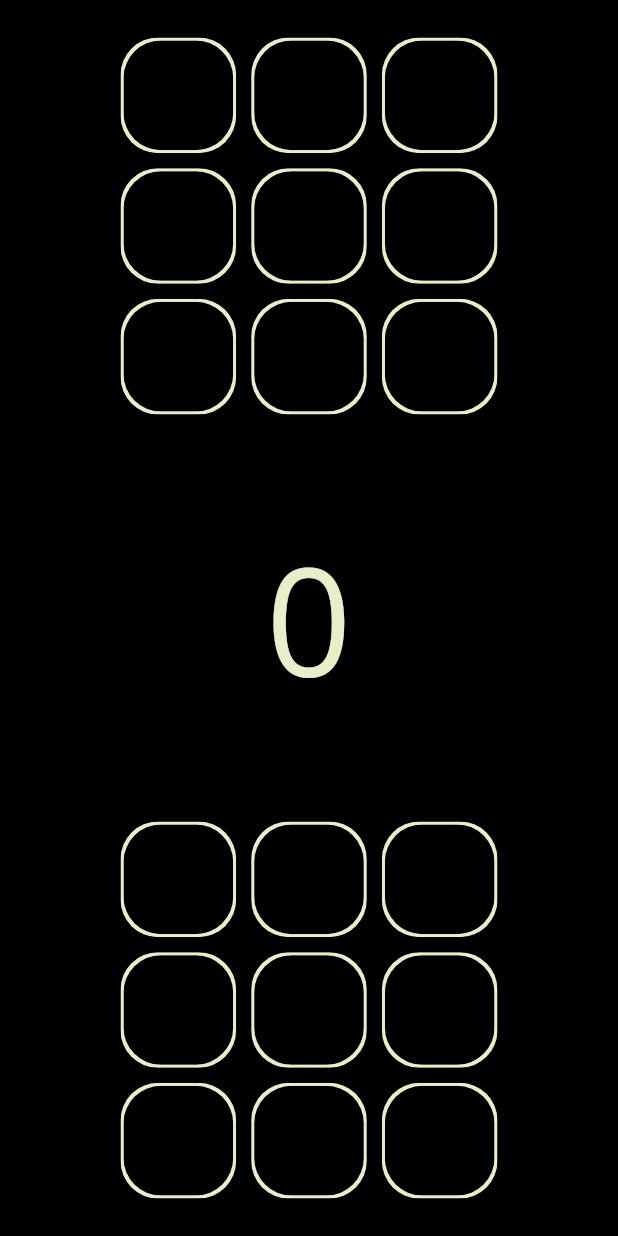
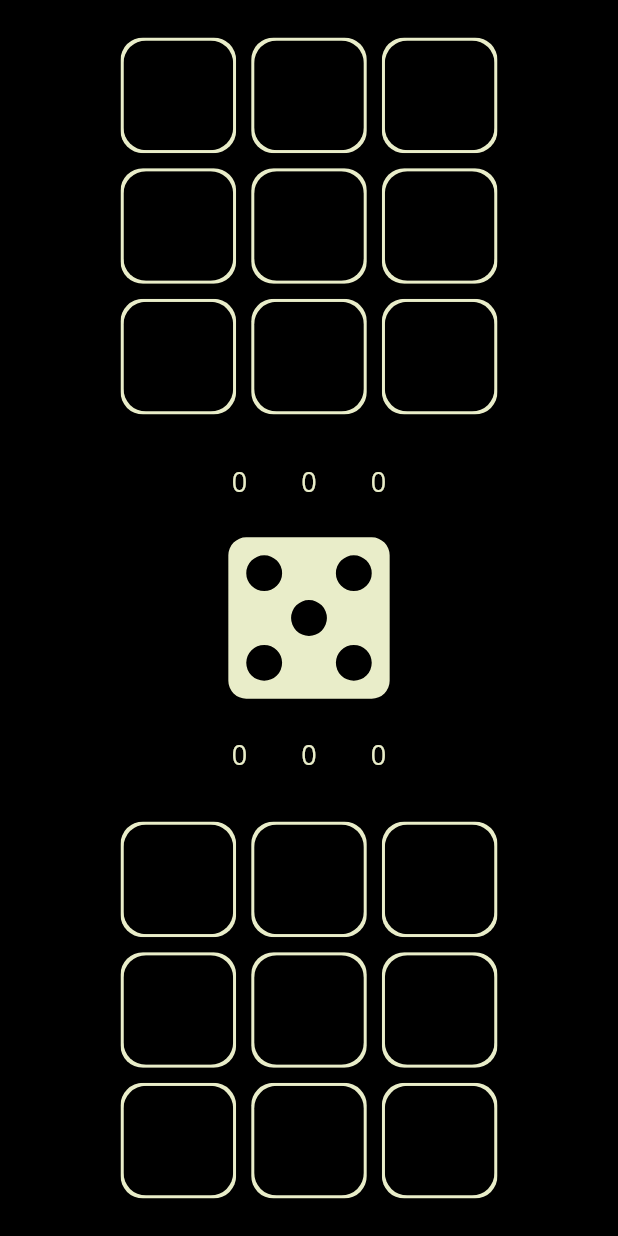
Before and after one commit to Leung-Kam-Ho/KamHo-Web, a Flutter app: the screen it shows after launch, on a phone screen of 412 x 824 dp. Run offline on Flutter 3.47's test engine with Material 2 defaults, Android fonts, the phone set to English and light mode, and no system bars; our stand-ins replace firebase_core, firebase_database, flutter_svg; accounts and stored records are empty.

Commit message:
added score board and basic game rule

```diff
--- a/lib/DiceGrid.dart
+++ b/lib/DiceGrid.dart
@@ -3,11 +3,16 @@ import 'package:flutter/material.dart';
 
 class DiceGrid extends StatefulWidget {
   const DiceGrid(
-      {Key? key, required this.grid, required this.turn, this.reverse = false})
+      {Key? key,
+      required this.flip,
+      required this.grid,
+      required this.turn,
+      required this.clickOn})
       : super(key: key);
   final List grid;
   final bool turn;
-  final bool? reverse;
+  final bool flip;
+  final Function(int) clickOn;
 
   @override
   _DiceGridState createState() => _DiceGridState();
@@ -20,14 +25,15 @@ class _DiceGridState extends State<DiceGrid> {
     return Flexible(
       flex: 1,
       child: Center(
+        child: Transform(
+          alignment: Alignment.center,
+          transform:
+              widget.flip ? Matrix4.rotationX(3.14) : Matrix4.rotationX(0),
           child: Container(
             color: widget.turn
-              ? Theme.of(context).canvasColor//Theme.of(context).primaryColor
+                ? Theme.of(context).canvasColor //Theme.of(context).primaryColor
                 : Theme.of(context).canvasColor,
-          child: Row(
-
-            mainAxisAlignment: MainAxisAlignment.center,
-            children: [
+            child: Row(mainAxisAlignment: MainAxisAlignment.center, children: [
               for (int i = 0; i < 3; i++)
                 Expanded(
                   child: MouseRegion(
@@ -41,8 +47,11 @@ class _DiceGridState extends State<DiceGrid> {
                           isHover[i] = false;
                         });
                       },
+                      child: GestureDetector(
+                        onTap: () => widget.clickOn(i),
                         child: ClipRRect(
-                      borderRadius: const BorderRadius.all(Radius.circular(25)),
+                          borderRadius:
+                              const BorderRadius.all(Radius.circular(15)),
                           child: AnimatedContainer(
                             duration: const Duration(milliseconds: 100),
                             color: isHover[i]
@@ -62,11 +71,13 @@ class _DiceGridState extends State<DiceGrid> {
                               ),
                             ),
                           ),
+                        ),
                       )),
                 )
             ]),
           ),
         ),
+      ),
     );
   }
 }
--- a/lib/Game.dart
+++ b/lib/Game.dart
@@ -11,30 +11,91 @@ class Game extends StatefulWidget {
 }
 
 class GameState extends State<Game> {
-  int rand = 0;
+  int rand = Random().nextInt(6) + 1;
   bool visable = true;
   bool upperTurn = true;
-  List upperGrid = [
+  bool diceHover = false;
+  List<List<int>> sumList = [
+    [0, 0, 0],
+    [0, 0, 0]
+  ];
+  List board = [
+    [
       [0, 0, 0],
       [0, 0, 0],
       [0, 0, 0]
-  ];
-  List lowerGrid = [
+    ],
+    [
       [0, 0, 0],
       [0, 0, 0],
       [0, 0, 0]
+    ]
   ];
 
-  void throwDice() async {
+  void weadAI() {
+    final List grid = board[0];
+    int AIRand;
+    AIRand = Random().nextInt(3);
+    while (!grid[AIRand].contains(0)) {
+      AIRand = Random().nextInt(3);
+    }
+    updateGrid(AIRand, 0);
+  }
+
+  void calculateScore([int upDown = 1]) {
+    List<int> row;
+    for (int i = 0; i < 3; i++) {
+      int sum = 0;
+      row = board[upDown][i];
+      for (int j = 0; j < 3; j++) {
+        sum += row[j];
+      }
+      sumList[upDown][i] = sum;
+    }
+    print(sumList[upDown]);
+  }
+
+  void updateGrid(int position, [int upDown = 1]) {
+    final List grid = board[upDown];
+
+    if (!grid[position].contains(0)) {
+    } else {
       setState(() {
-      //upperTurn = !upperTurn;
-      visable = false;
+        int index = grid[position].indexOf(0);
+        grid[position][index] = rand;
+        calculateScore(upDown);
+        throwDice();
       });
+      if (upDown == 1) {
+      weadAI();
+    }
+    }
+
+  }
+
+  void throwDice([int test = 0]) {
+    setState(() {
+      board = board;
+      if (test == 0) {
         rand = Random().nextInt(5) + 1;
+      } else {
+        rand = test;
+      }
+    });
+  }
 
-    await Future.delayed(const Duration(milliseconds: 200));
+  void clearGrid() {
     setState(() {
-      visable = true;
+      sumList = [
+        for(int i in Iterable.generate(2))
+        [for(int j in Iterable.generate(3)) 0],
+
+      ];
+      board = [
+        for(int i in Iterable.generate(2))
+        [for(int j in Iterable.generate(3))
+        [for(int k in Iterable.generate(3))0]]
+      ];
     });
   }
 
@@ -48,27 +109,41 @@ class GameState extends State<Game> {
     return Column(
       children: [
         DiceGrid(
-          grid: upperGrid,
+          clickOn: (p0) => {}, //(p0) => updateGrid(p0, 0),
+          flip: true,
+          grid: board[0],
           turn: upperTurn,
         ),
         Flexible(
           child: GestureDetector(
-            onTap: () => throwDice(),
+            onTap: () => clearGrid(),
+            child: MouseRegion(
+              onEnter: (event) => setState(() {
+                diceHover = true;
+              }),
+              onExit: (event) => setState(() {
+                diceHover = false;
+              }),
               child: AnimatedScale(
                 duration: const Duration(milliseconds: 100),
-              scale: visable ? 1 : 0.9,
+                scale: diceHover ? 1 : 0.9,
                 child: AnimatedOpacity(
                   duration: const Duration(milliseconds: 100),
                   opacity: visable ? 1 : 0.5,
                   child: DropArea(
+                    sumA: sumList[0],
+                    sumB: sumList[1],
                     tts: "$rand",
                   ),
                 ),
               ),
             ),
           ),
+        ),
         DiceGrid(
-          grid: lowerGrid,
+          clickOn: (p0) => updateGrid(p0),
+          flip: false,
+          grid: board[1],
           turn: !upperTurn,
         )
       ],
--- a/lib/dropArea.dart
+++ b/lib/dropArea.dart
@@ -1,8 +1,12 @@
+import 'package:firebasetest/scoreBoard.dart';
 import 'package:flutter/material.dart';
+import 'package:flutter_svg/flutter_svg.dart';
 
 class DropArea extends StatefulWidget {
-  const DropArea({Key? key, String this.tts = ""}) : super(key: key);
+  const DropArea({Key? key, required this.sumA,required this.sumB,String this.tts = ""}) : super(key: key);
   final String tts;
+  final List<int> sumA;
+  final List<int> sumB;
   @override
   _DropAreaState createState() => _DropAreaState();
 }
@@ -12,16 +16,27 @@ class _DropAreaState extends State<DropArea> {
   Widget build(BuildContext context) {
     return Padding(
         padding: const EdgeInsets.all(8.0),
+        child: Column(
+          children: [
+            ScoreBoard(grid: widget.sumA),
+
+            Expanded(
               child: Stack(
+                fit: StackFit.expand,
                           alignment: AlignmentDirectional.center,
                           children: [
                             Container(color: Theme.of(context).canvasColor),
-                      Text(
-                        widget.tts,
-                        style: TextStyle(color: Theme.of(context).primaryColor, fontSize: 100),
-                        textAlign: TextAlign.center,
-                      )
+                            Container(child: SvgPicture.asset(
+                                "MaterialDesign/dice-${widget.tts}.svg"
+                              ,colorFilter: ColorFilter.mode(
+                          Theme.of(context).primaryColor, BlendMode.srcIn),
+
+                          ),)
                           ]
+                        ),
+            ),
+            ScoreBoard(grid: widget.sumB),
+          ],
         )
 
 
--- /dev/null
+++ b/lib/scoreBoard.dart
@@ -0,0 +1,33 @@
+import 'package:flutter/material.dart';
+
+class ScoreBoard extends StatefulWidget {
+  const ScoreBoard({Key? key, required this.grid}) : super(key: key);
+  final List<int> grid;
+
+  @override
+  _ScoreBoardState createState() => _ScoreBoardState();
+}
+
+class _ScoreBoardState extends State<ScoreBoard> {
+
+
+  @override
+  Widget build(BuildContext context) {
+    return Row(
+      mainAxisAlignment: MainAxisAlignment.center,
+      crossAxisAlignment: CrossAxisAlignment.center,
+      children: [
+        for (int i = 0; i < 3; i++)
+          Padding(
+            padding: const EdgeInsets.only(
+                top: 8.0, bottom: 8.0, left: 20, right: 20),
+            child: Text(
+              "${widget.grid[i]}",
+              style: TextStyle(
+                  color: Theme.of(context).primaryColor, fontSize: 20),
+            ),
+          )
+      ],
+    );
+  }
+}
--- a/lib/tile.dart
+++ b/lib/tile.dart
@@ -1,4 +1,5 @@
 import 'package:flutter/material.dart';
+import 'package:flutter_svg/flutter_svg.dart';
 
 class Tile extends StatefulWidget {
   const Tile({
@@ -17,22 +18,31 @@ class _TileState extends State<Tile> {
     return Padding(
         padding: const EdgeInsets.all(5.0),
         child: ClipRRect(
-          borderRadius: BorderRadius.all(Radius.circular(25)),
+          borderRadius: BorderRadius.all(Radius.circular(15)),
           child: Container(
             color: Theme.of(context).primaryColor,
             child: Padding(
               padding: const EdgeInsets.all(2.0),
               child: ClipRRect(
-                  borderRadius: BorderRadius.all(Radius.circular(25)),
+                  borderRadius: BorderRadius.all(Radius.circular(15)),
                   child: Stack(
+                    fit: StackFit.expand,
                     alignment: AlignmentDirectional.center,
                     children: [
 
                       Container(
                           color:Theme.of(context).canvasColor),
-                      Text(widget.tts == "0" ? "" : widget.tts,
-                      style: TextStyle(color: Colors.white, fontSize: 30),
-                      textAlign: TextAlign.center,)
+                      Container(
+
+                        child: widget.tts != "0" ?
+                        SvgPicture.asset(
+                          "MaterialDesign/dice-${widget.tts}.svg"
+                        ,colorFilter: ColorFilter.mode(
+                    Theme.of(context).primaryColor, BlendMode.srcIn),
+
+                    ):Container()),
+
+
 
                     ],
                   )),
--- a/pubspec.yaml
+++ b/pubspec.yaml
@@ -67,8 +67,7 @@ flutter:
 
   # To add assets to your application, add an assets section, like this:
   assets:
-    - MaterialDesign/MenuBar.svg
-    - MaterialDesign/AddBox.svg
+    - MaterialDesign/
   #   - images/a_dot_ham.jpeg
 
   # An image asset can refer to one or more resolution-specific "variants", see
```
Also changed, not shown: lib/sidePanel.dart (+8 -6 lines). Lines whose indentation alone changed are shown as unchanged.
